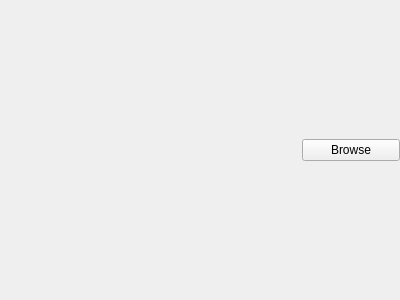
Before: the Qt Designer form src/qt/qt_filefield.ui in 86Box/86Box, drawn with Qt 5.
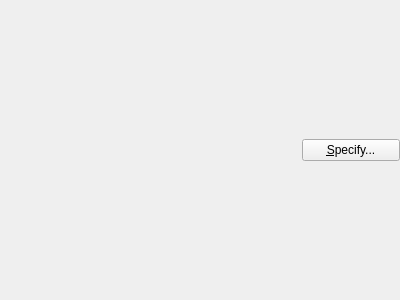
After: the same form once the commit is applied.

Diff of the .ui file:
```diff
--- a/src/qt/qt_filefield.ui
+++ b/src/qt/qt_filefield.ui
@@ -36,7 +36,7 @@
    <item>
     <widget class="QPushButton" name="pushButton">
      <property name="text">
-      <string>Browse</string>
+      <string>&amp;Specify...</string>
      </property>
     </widget>
    </item>
```
